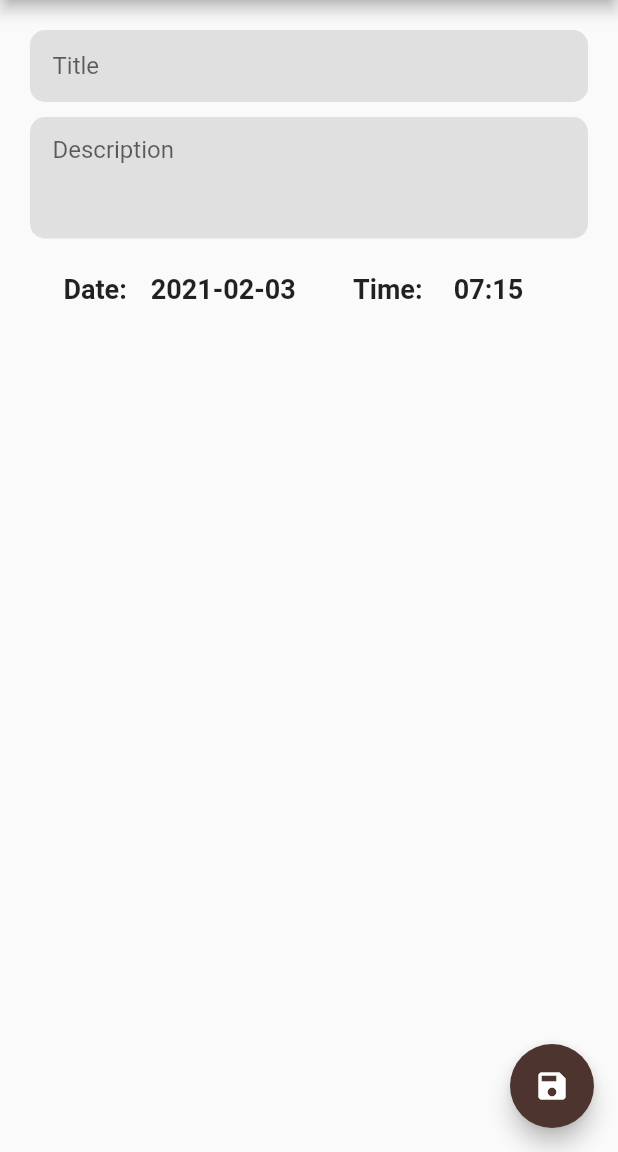
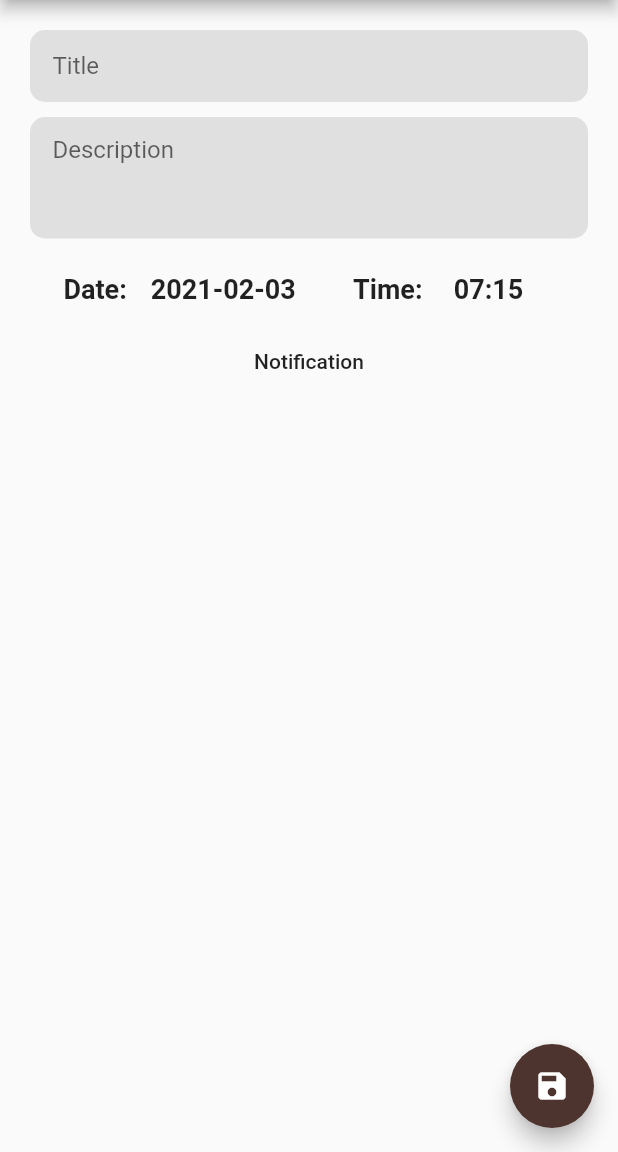
Before and after one commit to Hirushan272/notify, a Flutter app: the NotifyAdd screen opened by its route, on a phone screen of 412 x 824 dp, the part 84-1236 px from its top. Run offline on Flutter 3.47's test engine with Material 2 defaults, Android fonts, the light colour scheme and no system bars; our stand-ins replace flutter_local_notifications, flutter_native_timezone, flutter_riverpod, shared_preferences, timezone; accounts and stored records are empty.

Commit message:
Impliment basic scheduled notifications (#3)

```diff
--- a/lib/screens/add_notify/notify_add.dart
+++ b/lib/screens/add_notify/notify_add.dart
@@ -6,8 +6,10 @@ import '../../service/time_service.dart';
 class NotifyAdd extends StatefulWidget {
   static const routeName = "/add_notify";
   final DataService data;
+  final Function showNotification;
 
-  const NotifyAdd({Key key, this.data}) : super(key: key);
+  const NotifyAdd({Key key, this.data, this.showNotification})
+      : super(key: key);
 
   @override
   _NotifyAddState createState() => _NotifyAddState();
@@ -133,6 +135,9 @@ class _NotifyAddState extends State<NotifyAdd> {
                   ),
                 ],
               ),
+              FlatButton(
+                  onPressed: () => widget.showNotification(),
+                  child: Text("Notification")),
             ],
           ),
         ),
--- a/lib/screens/home/home_page.dart
+++ b/lib/screens/home/home_page.dart
@@ -55,10 +55,10 @@ class HomePage extends StatelessWidget {
       ),
       floatingActionButton: FloatingActionButton(
         onPressed: () {
-          notify();
           Navigator.of(context).push(
             MaterialPageRoute(
               builder: (context) => NotifyAdd(
+                showNotification: notify,
                 data: context.read(dataService),
               ),
             ),
--- a/pubspec.yaml
+++ b/pubspec.yaml
@@ -33,7 +33,9 @@ dependencies:
   shared_preferences: ^0.5.8
   flutter_riverpod: ^0.12.2
   # flutter_local_notifications: ^1.4.4+4
-  flutter_local_notifications: ^3.0.3
+  flutter_local_notifications: ^4.0.0
+  timezone: ^0.6.1
+  flutter_native_timezone: ^1.0.4
 
 dev_dependencies:
   flutter_test:
```
Also changed, not shown: lib/main.dart (+61 -4 lines), pubspec.lock, 1 other file.
